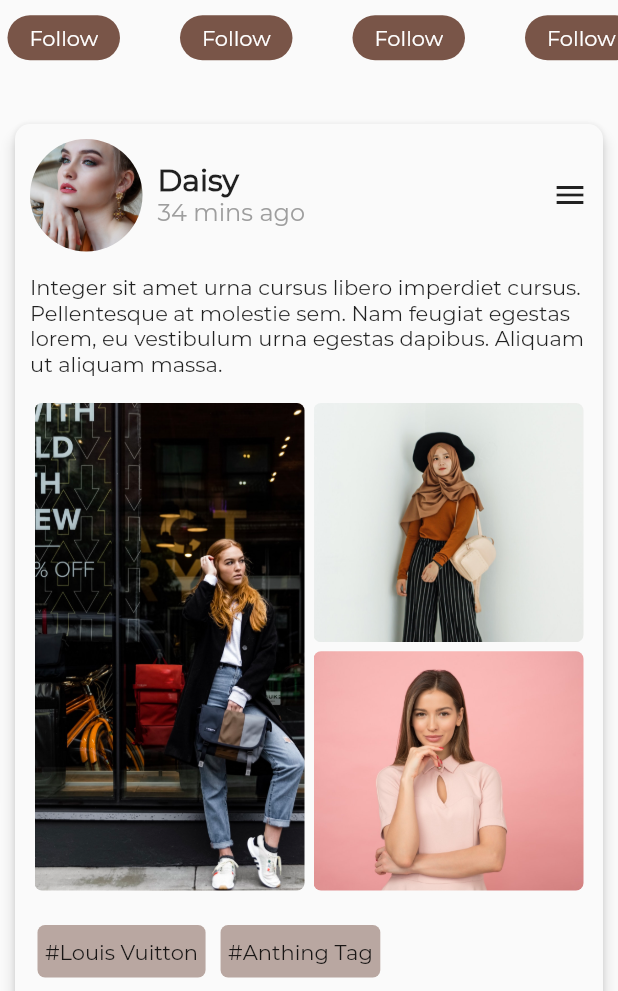
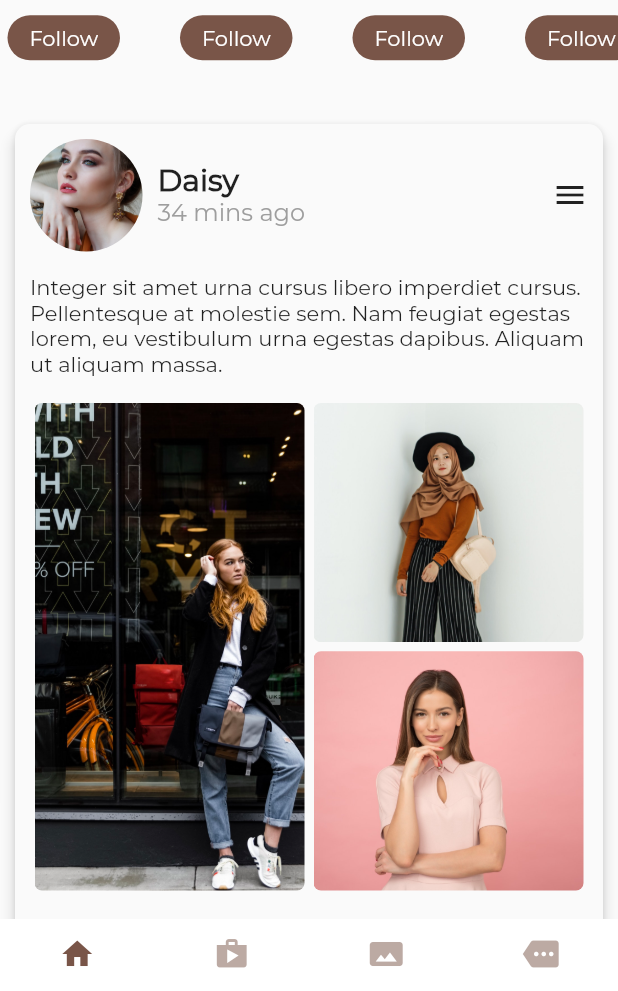
Before and after one commit to HyopeR/Flutter-Practises, a Flutter app: the screen it shows after launch, on a phone screen of 412 x 824 dp, the part 245-1236 px from its top. Run offline on Flutter 3.47's test engine with Material 2 defaults, Android fonts, the phone set to English and light mode, and no system bars.

Commit message:
Add tab bar

```diff
--- a/lib/components/home_page.dart
+++ b/lib/components/home_page.dart
@@ -5,7 +5,22 @@ class HomePage extends StatefulWidget {
   _HomePageState createState() => _HomePageState();
 }
 
-class _HomePageState extends State<HomePage> {
+class _HomePageState extends State<HomePage>
+    with SingleTickerProviderStateMixin {
+  TabController tabController;
+
+  @override
+  void initState() {
+    super.initState();
+    tabController = TabController(length: 4, vsync: this);
+  }
+
+  @override
+  void dispose() {
+    super.dispose();
+    tabController.dispose();
+  }
+
   @override
   Widget build(BuildContext context) {
     return Scaffold(
@@ -27,6 +42,19 @@ class _HomePageState extends State<HomePage> {
           )
         ],
       ),
+      bottomNavigationBar: Material(
+        color: Colors.white,
+        child: TabBar(
+          indicatorColor: Colors.transparent,
+          controller: tabController,
+          tabs: [
+            Tab(icon: Icon(Icons.home)),
+            Tab(icon: Icon(Icons.shop)),
+            Tab(icon: Icon(Icons.panorama)),
+            Tab(icon: Icon(Icons.more)),
+          ],
+        ),
+      ),
       body: ListView(
         children: <Widget>[
           Container(
@@ -36,20 +64,19 @@ class _HomePageState extends State<HomePage> {
             child: ListView(
               scrollDirection: Axis.horizontal,
               children: <Widget>[
-                modelListElements(
-                    'assets/images/model1.jpg', 'assets/images/chanellogo.jpg'),
+                modelListElements('assets/images/model1.jpg', 'assets/images/chanellogo.jpg'),
                 SizedBox(width: 30),
-                modelListElements('assets/images/model2.jpg',
-                    'assets/images/louisvuitton.jpg'),
+
+                modelListElements('assets/images/model2.jpg', 'assets/images/louisvuitton.jpg'),
                 SizedBox(width: 30),
-                modelListElements('assets/images/model3.jpg',
-                    'assets/images/louisvuitton.jpg'),
+
+                modelListElements('assets/images/model3.jpg', 'assets/images/louisvuitton.jpg'),
                 SizedBox(width: 30),
-                modelListElements(
-                    'assets/images/model4.jpg', 'assets/images/chanellogo.jpg'),
+
+                modelListElements('assets/images/model4.jpg', 'assets/images/chanellogo.jpg'),
                 SizedBox(width: 30),
-                modelListElements('assets/images/model5.jpg',
-                    'assets/images/louisvuitton.jpg'),
+
+                modelListElements('assets/images/model5.jpg', 'assets/images/louisvuitton.jpg'),
               ],
             ),
           ),
@@ -58,7 +85,6 @@ class _HomePageState extends State<HomePage> {
             child: Material(
               borderRadius: BorderRadius.circular(10),
               elevation: 4,
-              // color: Colors.blue.shade200,
               child: Container(
                 padding: EdgeInsets.all(10),
                 height: 650,
@@ -66,7 +92,6 @@ class _HomePageState extends State<HomePage> {
                 child: Column(
                   mainAxisAlignment: MainAxisAlignment.start,
                   children: <Widget>[
-
                     // Post Title Area
                     Container(
                       height: 75,
--- a/lib/main.dart
+++ b/lib/main.dart
@@ -20,6 +20,10 @@ class _FashionAppState extends State<FashionApp> {
         fontFamily: 'Montserrat',
         primaryColor: Colors.grey.shade200,
         accentColor: Colors.brown,
+        tabBarTheme: TabBarTheme(
+          labelColor: Colors.brown,
+          unselectedLabelColor: Colors.brown.withOpacity(0.5)
+        ),
         primaryTextTheme: TextTheme(
           /// headline6 -> title öğelerini temsil etmektedir.
           headline6: TextStyle(color: Colors.black)
```
